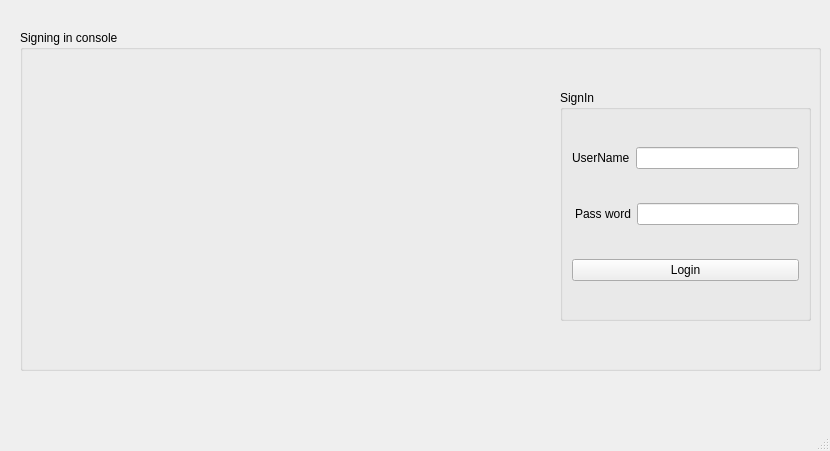
This is Doing_Project/Declaration/mainwindow.ui in PhanNgocTrieu/Qt as Qt 5 draws it before an edit. The edited form follows.
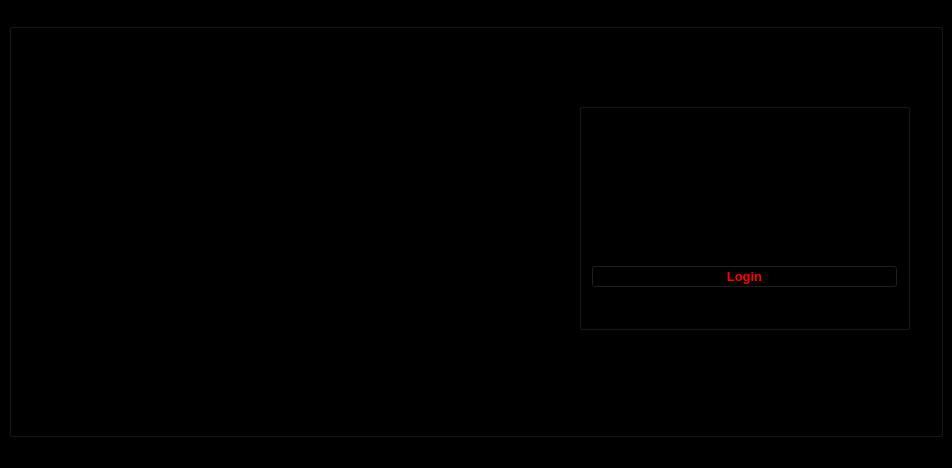
This is the edited form. Icons and pictures are not drawn.

Diff of the .ui file:
```diff
--- a/Doing_Project/Declaration/mainwindow.ui
+++ b/Doing_Project/Declaration/mainwindow.ui
@@ -6,22 +6,22 @@
    <rect>
     <x>0</x>
     <y>0</y>
-    <width>830</width>
-    <height>451</height>
+    <width>952</width>
+    <height>468</height>
    </rect>
   </property>
   <property name="windowTitle">
    <string>MainWindow</string>
   </property>
+  <property name="styleSheet">
+   <string notr="true">background-color: rgb(0, 0, 0);</string>
+  </property>
   <widget class="QWidget" name="centralwidget">
+   <layout class="QHBoxLayout" name="horizontalLayout">
+    <item>
    <widget class="QGroupBox" name="groupConsole">
-    <property name="geometry">
-     <rect>
-      <x>20</x>
-      <y>30</y>
-      <width>801</width>
-      <height>341</height>
-     </rect>
+      <property name="styleSheet">
+       <string notr="true">background-image: url(:/resources/Image/SingIn-icon2.jpg);</string>
     </property>
     <property name="title">
      <string>Signing in console</string>
@@ -30,11 +30,14 @@
      <property name="geometry">
       <rect>
        <x>20</x>
-       <y>20</y>
-       <width>511</width>
-       <height>301</height>
-      </rect>
-     </property>
+         <y>40</y>
+         <width>551</width>
+         <height>321</height>
+        </rect>
+       </property>
+       <property name="styleSheet">
+        <string notr="true"/>
+       </property>
      <property name="text">
       <string/>
      </property>
@@ -42,39 +45,74 @@
     <widget class="QGroupBox" name="groupSignIn">
      <property name="geometry">
       <rect>
-       <x>540</x>
-       <y>60</y>
-       <width>251</width>
-       <height>231</height>
-      </rect>
-     </property>
+         <x>570</x>
+         <y>80</y>
+         <width>331</width>
+         <height>241</height>
+        </rect>
+       </property>
+       <property name="styleSheet">
+        <string notr="true">background-image: url(:/resources/Image/login-3.jpg);</string>
+       </property>
      <property name="title">
       <string>SignIn</string>
      </property>
-     <layout class="QVBoxLayout" name="verticalLayout">
+       <layout class="QVBoxLayout" name="verticalLayout_2">
       <item>
        <layout class="QHBoxLayout" name="horizontalLayout_2">
         <item>
          <widget class="QLabel" name="label">
+            <property name="font">
+             <font>
+              <family>Times New Roman</family>
+              <pointsize>16</pointsize>
+              <weight>75</weight>
+              <italic>false</italic>
+              <bold>true</bold>
+             </font>
+            </property>
+            <property name="styleSheet">
+             <string notr="true"/>
+            </property>
           <property name="text">
-           <string>UserName</string>
+             <string>Username</string>
           </property>
          </widget>
         </item>
         <item>
-         <widget class="QLineEdit" name="txtUserName"/>
+           <widget class="QLineEdit" name="txtUserName">
+            <property name="styleSheet">
+             <string notr="true">
+</string>
+            </property>
+            <property name="text">
+             <string/>
+            </property>
+           </widget>
         </item>
        </layout>
       </item>
       <item>
-       <layout class="QHBoxLayout" name="horizontalLayout">
-        <property name="leftMargin">
-         <number>3</number>
+         <layout class="QHBoxLayout" name="horizontalLayout_3">
+          <property name="spacing">
+           <number>12</number>
         </property>
         <item>
          <widget class="QLabel" name="label_2">
+            <property name="font">
+             <font>
+              <family>Times New Roman</family>
+              <pointsize>16</pointsize>
+              <weight>75</weight>
+              <italic>false</italic>
+              <bold>true</bold>
+             </font>
+            </property>
+            <property name="styleSheet">
+             <string notr="true"/>
+            </property>
           <property name="text">
-           <string>Pass word</string>
+             <string>Password</string>
           </property>
          </widget>
         </item>
@@ -84,15 +122,31 @@
        </layout>
       </item>
       <item>
+         <layout class="QVBoxLayout" name="verticalLayout">
+          <item>
        <widget class="QPushButton" name="pushButtonLogin">
+            <property name="font">
+             <font>
+              <pointsize>10</pointsize>
+              <weight>75</weight>
+              <bold>true</bold>
+             </font>
+            </property>
+            <property name="styleSheet">
+             <string notr="true">color: red;</string>
+            </property>
         <property name="text">
          <string>Login</string>
         </property>
        </widget>
       </item>
      </layout>
-    </widget>
-   </widget>
+        </item>
+       </layout>
+      </widget>
+     </widget>
+    </item>
+   </layout>
   </widget>
   <widget class="QMenuBar" name="menubar">
    <property name="geometry">
```
Left out of the diff: 2 changed lines with no effect on the pictures. Lines whose indentation alone changed are shown as unchanged.
